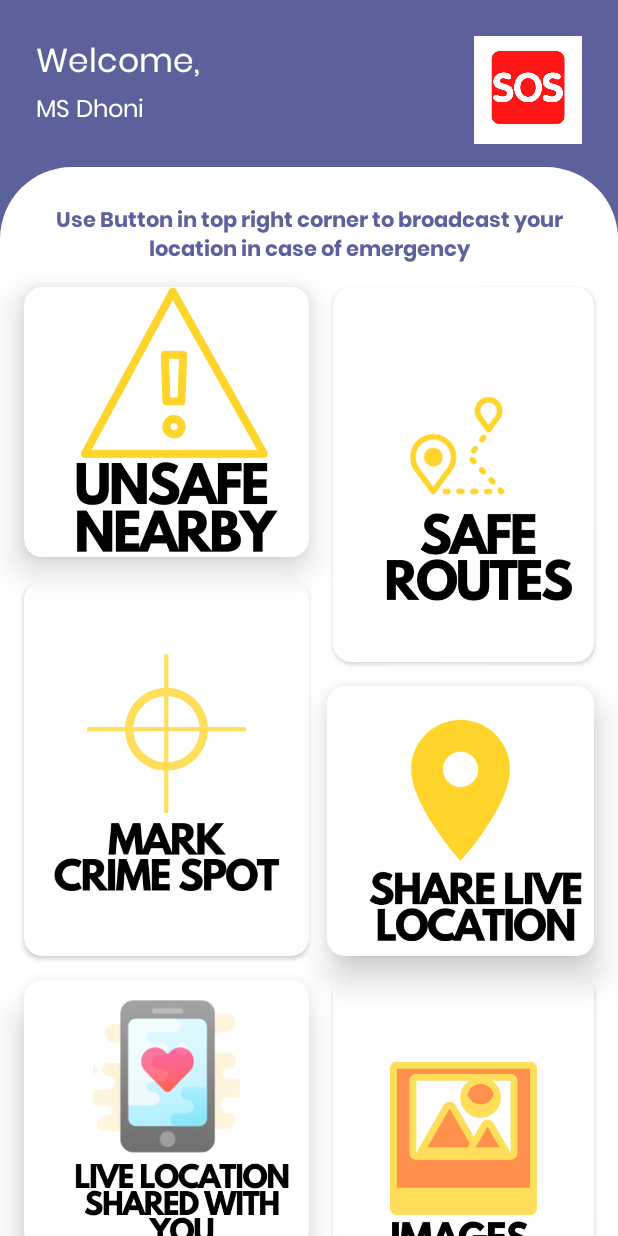
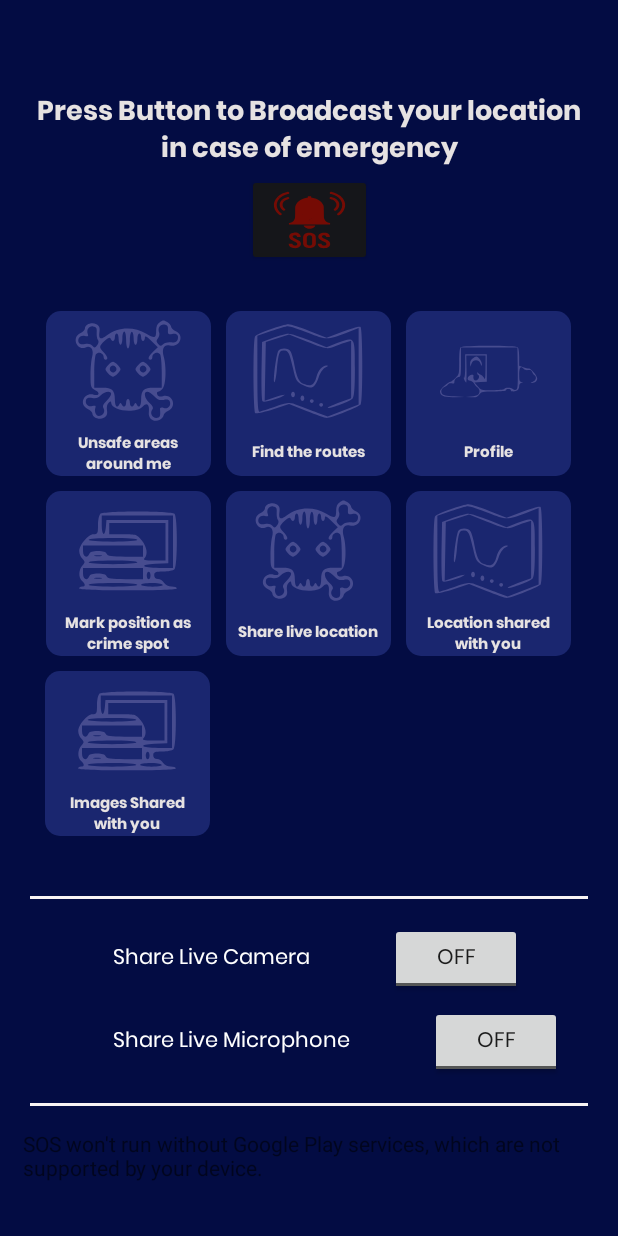
Before and after one commit to StudyIsFun/iSafe, an Android app: the screen it shows after launch once a user with an empty profile is signed in (MainActivity), on a phone screen of 412 x 824 dp. Run offline under Robolectric (Android 15) with nearby library versions, the phone set to English and light mode, and no system bars; our stand-ins replace EventBus, Firebase (no records; nobody signed in at launch, a user with empty details on screens opened directly); libraries missing offline, so code that uses them is left out: com.sinch.android, pub.devrel.easypermissions; 1 statement that could not run was skipped.

Commit message:
added sos details

```diff
--- a/app/src/main/java/com/crime_mapping/electrothon/sos/MainActivity.java
+++ b/app/src/main/java/com/crime_mapping/electrothon/sos/MainActivity.java
@@ -7,6 +7,7 @@ import android.app.Notification;
 import android.app.NotificationChannel;
 import android.app.NotificationManager;
 import android.app.PendingIntent;
+import android.bluetooth.BluetoothAdapter;
 import android.content.ContentResolver;
 import android.content.Context;
 import android.content.DialogInterface;
@@ -25,7 +26,6 @@ import android.net.Uri;
 import android.os.Build;
 import android.os.Bundle;
 import android.os.Environment;
-import android.os.Handler;
 import android.provider.Settings;
 import android.util.Log;
 import android.view.Menu;
@@ -37,7 +37,6 @@ import android.webkit.MimeTypeMap;
 import android.widget.Button;
 import android.widget.FrameLayout;
 import android.widget.LinearLayout;
-import android.widget.Switch;
 import android.widget.TextView;
 import android.widget.Toast;
 import android.widget.ToggleButton;
@@ -51,6 +50,10 @@ import androidx.core.app.NotificationCompat;
 import androidx.core.app.NotificationManagerCompat;
 import androidx.core.content.ContextCompat;
 
+import com.crime_mapping.electrothon.sos.api.ApiClient;
+import com.crime_mapping.electrothon.sos.api.ApiInterface;
+import com.crime_mapping.electrothon.sos.api.Crime;
+import com.crime_mapping.electrothon.sos.api.SOSData;
 import com.google.android.gms.common.ConnectionResult;
 import com.google.android.gms.common.api.GoogleApiClient;
 import com.google.android.gms.location.FusedLocationProviderClient;
@@ -93,6 +96,7 @@ import java.io.FileOutputStream;
 import java.io.IOException;
 import java.text.DateFormat;
 import java.text.SimpleDateFormat;
+import java.util.Collections;
 import java.util.Date;
 import java.util.List;
 import java.util.Timer;
@@ -101,6 +105,8 @@ import java.util.TimerTask;
 import pub.devrel.easypermissions.AfterPermissionGranted;
 import pub.devrel.easypermissions.AppSettingsDialog;
 import pub.devrel.easypermissions.EasyPermissions;
+import retrofit2.Callback;
+import retrofit2.Response;
 
 import static android.content.Intent.FLAG_ACTIVITY_NEW_TASK;
 
@@ -137,7 +143,7 @@ public class MainActivity extends AppCompatActivity implements GoogleApiClient.C
 //    static {
 //        FirebaseDatabase.getInstance().setPersistenceEnabled(true);
 //    }
-    private Switch togglebutton1, togglebutton;
+    private ToggleButton togglebutton1, togglebutton;
     private FirebaseAuth mFirebaseAuth;
     private FirebaseUser mFirebaseuser;
     FirebaseDatabase database;
@@ -178,7 +184,6 @@ public class MainActivity extends AppCompatActivity implements GoogleApiClient.C
 
     private DatabaseReference mDatabaseRef;
 
-
     //mic variable
     private String number;
     private TextView mCallingStatus;
@@ -194,7 +199,7 @@ public class MainActivity extends AppCompatActivity implements GoogleApiClient.C
     private Sensor mProximity;
     private View mCallingBlacksreen;
     boolean flag = false;
-
+    String idd;
 
     @Override
     protected void onStart() {
@@ -238,23 +243,24 @@ public class MainActivity extends AppCompatActivity implements GoogleApiClient.C
 
     @Override
     protected void onCreate(Bundle savedInstanceState) {
+
         super.onCreate(savedInstanceState);
-        setContentView(R.layout.activity_home_screen);
-        b = findViewById(R.id.btnService);
+        setContentView(R.layout.activity_main);
+        tv = findViewById(R.id.textView);
+        b = findViewById(R.id.button);
         startService(new Intent(this, SinchService.class));
-        togglebutton = (Switch) findViewById(R.id.switch1);
-        togglebutton1 = (Switch) findViewById(R.id.switch2);
+        togglebutton = (ToggleButton) findViewById(R.id.togglebutton2);
+        togglebutton1 = (ToggleButton) findViewById(R.id.togglebutton);
 
         preferences = getSharedPreferences("App", Context.MODE_PRIVATE);
         editor = preferences.edit();
         no = preferences.getString("PHN", "");
         primeContact = preferences.getString("PrimeContact", "");
 
-
         //for mic section
         preferencess = getSharedPreferences("App", Context.MODE_PRIVATE);
         number = preferencess.getString("PHN", "");
-      //  initView();
+        initView();
         mSensorManager = (SensorManager) getSystemService(Context.SENSOR_SERVICE);
         mProximity = mSensorManager.getDefaultSensor(Sensor.TYPE_PROXIMITY);
 
@@ -263,24 +269,20 @@ public class MainActivity extends AppCompatActivity implements GoogleApiClient.C
                 .findFragmentById(R.id.mapp);
         mapFragment.getMapAsync(this);
 
-        /*
-        if (ContextCompat.checkSelfPermission(this, Manifest.permission.RECORD_AUDIO) == PackageManager.PERMISSION_GRANTED) {
-//            Toast.makeText(this, "You have already granted this permission", Toast.LENGTH_SHORT).show();
-
-        } else {
-
-            requestRecordAudioPermission();
-        }
-
-        if (ContextCompat.checkSelfPermission(this, Manifest.permission.CALL_PHONE) == PackageManager.PERMISSION_GRANTED) {
-
-//            Toast.makeText(this, "You have already granted this permission", Toast.LENGTH_SHORT).show();
-        } else {
-            requestCallPhonePermission();
-        }
-
-         */
-
+//        if (ContextCompat.checkSelfPermission(this, Manifest.permission.RECORD_AUDIO) == PackageManager.PERMISSION_GRANTED) {
+////            Toast.makeText(this, "You have already granted this permission", Toast.LENGTH_SHORT).show();
+//
+//        } else {
+//
+//            requestRecordAudioPermission();
+//        }
+//
+//        if (ContextCompat.checkSelfPermission(this, Manifest.permission.CALL_PHONE) == PackageManager.PERMISSION_GRANTED) {
+//
+////            Toast.makeText(this, "You have already granted this permission", Toast.LENGTH_SHORT).show();
+//        } else {
+//            requestCallPhonePermission();
+//        }
 
         DatabaseReference mRootRef = FirebaseDatabase.getInstance().getReference();
 
@@ -426,13 +428,12 @@ public class MainActivity extends AppCompatActivity implements GoogleApiClient.C
 
 
         //for camera things
-        /*
-        if (checkPermission()) {
+//        if (checkPermission()) {
 //            setContentView(R.layout.activity_main);
-            mCamera = getCameraInstance();
-            mCameraPreview = new CameraPreview(this, mCamera);
-            FrameLayout preview = (FrameLayout) findViewById(R.id.camera_preview);
-            preview.addView(mCameraPreview);
+//            mCamera = getCameraInstance();
+//            mCameraPreview = new CameraPreview(this, mCamera);
+//            FrameLayout preview = (FrameLayout) findViewById(R.id.camera_preview);
+//            preview.addView(mCameraPreview);
 
 //            Button captureButton = (Button) findViewById(R.id.button_capture);
 //            captureButton.setOnClickListener(new View.OnClickListener() {
@@ -449,15 +450,10 @@ public class MainActivity extends AppCompatActivity implements GoogleApiClient.C
 //                    }, 0, 5000);
 //                }
 //            });
-        } else {
+//        } else {
             requestPermission();
         }
-
-         */
-
-        RequestPermission();
-    }
-
+//        requestPermission();}
         @AfterPermissionGranted(PERMISSION_CODE)
         private void RequestPermission() {
             String[] perms = {Manifest.permission.CAMERA, Manifest.permission.READ_EXTERNAL_STORAGE, Manifest.permission.WRITE_EXTERNAL_STORAGE, Manifest.permission.RECORD_AUDIO, Manifest.permission.CALL_PHONE};
@@ -566,11 +562,75 @@ public class MainActivity extends AppCompatActivity implements GoogleApiClient.C
         //write data to firebase
 
         if (lastLocationGpsProvider != null)
-            updateUserLocationToFirebase(lastLocationGpsProvider);
+        {
+            ApiInterface apiInterface = ApiClient.getApiClient().create(ApiInterface.class);
+            retrofit2.Call<SOSData> calllatest;
+            calllatest = apiInterface.send_sos(String.valueOf(lastLocationGpsProvider.getLatitude()), String.valueOf(lastLocationGpsProvider.getLongitude()), no);
+            calllatest.enqueue(new Callback<SOSData>() {
+                @Override
+                public void onResponse(retrofit2.Call<SOSData> call, Response<SOSData> response) {
+                    List<String> adslist = response.body().getNearby();
+                    if(adslist.size()>0) {
+                        idd = adslist.get(0);
+                    }
+//
+                    Toast.makeText(MainActivity.this,"SOS sent successfully on "+response.body().getNearby().toString(),Toast.LENGTH_LONG).show();
+                    Log.e("callljng",response.body().getNearby().toString());
+                    Log.e("responnse", String.valueOf(response));
+                    Log.d("notified","alert");
+//                    Toast.makeText(MainActivity.this,"SOS sent successfully",Toast.LENGTH_LONG).show();
+
+
+                    BluetoothAdapter mBluetoothAdapter = BluetoothAdapter.getDefaultAdapter();
+                    if (!mBluetoothAdapter.isEnabled()){
+                        mBluetoothAdapter.enable();
+                    }
+
+                }
+
+                @Override
+                public void onFailure(retrofit2.Call<SOSData> call, Throwable t) {
+
+                }
+            });
+//            updateUserLocationToFirebase(lastLocationGpsProvider);
+        }
+
         else {
             lastLocationGpsProvider = LocationServices.FusedLocationApi.getLastLocation(gac);
             if (lastLocationGpsProvider != null)
-                updateUserLocationToFirebase(lastLocationGpsProvider);
+            {
+                ApiInterface apiInterface = ApiClient.getApiClient1().create(ApiInterface.class);
+                retrofit2.Call<SOSData> calllatest;
+                calllatest = apiInterface.send_sos(String.valueOf(lastLocationGpsProvider.getLatitude()), String.valueOf(lastLocationGpsProvider.getLongitude()), no);
+                calllatest.enqueue(new Callback<SOSData>() {
+                    @Override
+                    public void onResponse(retrofit2.Call<SOSData> call, Response<SOSData> response) {
+                        List<String> adslist = response.body().getNearby();
+                        if(adslist.size()>0) {
+                            idd = adslist.get(0);
+                        }
+                        Toast.makeText(MainActivity.this,"SOS sent successfully on "+response.body().getNearby().toString(),Toast.LENGTH_LONG).show();
+                        Log.e("callljng",response.body().getNearby().toString());
+                        Log.e("responnse", String.valueOf(response));
+                        Log.d("notified","alert");
+//                        Toast.makeText(MainActivity.this,"SOS sent successfully",Toast.LENGTH_LONG).show();
+
+
+                        BluetoothAdapter mBluetoothAdapter = BluetoothAdapter.getDefaultAdapter();
+                        if (!mBluetoothAdapter.isEnabled()){
+                            mBluetoothAdapter.enable();
+                        }
+
+                    }
+
+                    @Override
+                    public void onFailure(retrofit2.Call<SOSData> call, Throwable t) {
+
+                    }
+                });
+            }
+//                updateUserLocationToFirebase(lastLocationGpsProvider);
         }
 
 
@@ -780,6 +840,8 @@ public class MainActivity extends AppCompatActivity implements GoogleApiClient.C
                  */
                 if (dataSnapshot.hasChild(no)) {
                     flag = true;
+                    Intent intent = new Intent(MainActivity.this, AllContacts.class);
+                    startActivity(intent);
                 }
               /*
                 for (DataSnapshot snapshot : dataSnapshot.getChildren()) {
@@ -795,10 +857,10 @@ public class MainActivity extends AppCompatActivity implements GoogleApiClient.C
             }
         });
 
-        if (flag) {
-            Intent intent = new Intent(MainActivity.this, AllContacts.class);
-            startActivity(intent);
-        }
+//        if (flag) {
+//            Intent intent = new Intent(MainActivity.this, AllContacts.class);
+//            startActivity(intent);
+//        }
     }
 
 
@@ -1088,37 +1150,36 @@ public class MainActivity extends AppCompatActivity implements GoogleApiClient.C
                 String[] arr = file_path.split("/");
                 int sz = arr.length;
                 Log.d("image_id", arr[sz - 1]);
-                //  StorageReference mStorageRef = FirebaseStorage.getInstance("gs://crime1.appspot.com").getReference();
-                //   StorageReference riversRef = mStorageRef.child(no + "/" + arr[sz - 1]);
+//                StorageReference mStorageRef = FirebaseStorage.getInstance("gs://crime1.appspot.com").getReference();
+//                StorageReference riversRef = mStorageRef.child(no + "/" + arr[sz - 1]);
+//                Uri file = Uri.fromFile(new File(String.valueOf(pictureFile)));
+
                 file = Uri.fromFile(new File(String.valueOf(pictureFile)));
                 Log.e("uri", "" + file);
 
-                /*
-                riversRef.putFile(file)
-                        .addOnSuccessListener(new OnSuccessListener<UploadTask.TaskSnapshot>() {
-                            @Override
-                            public void onSuccess(UploadTask.TaskSnapshot taskSnapshot) {
-                                // Get a URL to the uploaded content
-                                Log.d("successfully_upload", "image uploaded successfully");
-                                File fdelete = new File(file_path);
-                                if (fdelete.exists()) {
-                                    if (fdelete.delete()) {
-                                        Log.d("file_deleted", "deletion successfully");
-                                    } else {
-                                        Log.d("file_deleted", "deletion filed");
-                                    }
-                                }
-                            }
-                        })
-                        .addOnFailureListener(new OnFailureListener() {
-                            @Override
-                            public void onFailure(@NonNull Exception exception) {
-                                // Handle unsuccessful uploads
-                                Log.d("successfully_upload", "failed");
-                            }
-                        });
-                */
-
+//                riversRef.putFile(file)
+//                        .addOnSuccessListener(new OnSuccessListener<UploadTask.TaskSnapshot>() {
+//                            @Override
+//                            public void onSuccess(UploadTask.TaskSnapshot taskSnapshot) {
+//                                // Get a URL to the uploaded content
+//                                Log.d("successfully_upload", "image uploaded successfully");
+//                                File fdelete = new File(file_path);
+//                                if (fdelete.exists()) {
+//                                    if (fdelete.delete()) {
+//                                        Log.d("file_deleted", "deletion successfully");
+//                                    } else {
+//                                        Log.d("file_deleted", "deletion filed");
+//                                    }
+//                                }
+//                            }
+//                        })
+//                        .addOnFailureListener(new OnFailureListener() {
+//                            @Override
+//                            public void onFailure(@NonNull Exception exception) {
+//                                // Handle unsuccessful uploads
+//                                Log.d("successfully_upload", "failed");
+//                            }
+//                        });
                 mDatabaseRef = FirebaseDatabase.getInstance().getReference("uploads").child(primeContact);
                 mStorageRef = FirebaseStorage.getInstance().getReference("uploads").child(primeContact);
                 UploadImage();
@@ -1127,8 +1188,6 @@ public class MainActivity extends AppCompatActivity implements GoogleApiClient.C
             } catch (IOException e) {
             }
         }
-
-
     };
 
     private void UploadImage() {
@@ -1182,7 +1241,6 @@ public class MainActivity extends AppCompatActivity implements GoogleApiClient.C
         return mime.getExtensionFromMimeType(cR.getType(file));
 
     }
-
 
     private static File getOutputMediaFile() {
         File mediaStorageDir = new File(
@@ -1245,48 +1303,45 @@ public class MainActivity extends AppCompatActivity implements GoogleApiClient.C
 
     @Override
     public void onRequestPermissionsResult(int requestCode, String permissions[], int[] grantResults) {
-        /*
-        switch (requestCode) {
-            case PERMISSION_REQUEST_CODE:
-                if (grantResults.length > 0 && grantResults[0] == PackageManager.PERMISSION_GRANTED) {
-                    recreate();
-                    Toast.makeText(getApplicationContext(), "Permission Granted", Toast.LENGTH_SHORT).show();
-
-                    // camera_main logic
-                } else {
-                    Toast.makeText(getApplicationContext(), "Permission Denied", Toast.LENGTH_SHORT).show();
-                    if (Build.VERSION.SDK_INT >= Build.VERSION_CODES.M) {
-                        if (ContextCompat.checkSelfPermission(this, Manifest.permission.CAMERA)
-                                != PackageManager.PERMISSION_GRANTED) {
-                            showMessageOKCancel("You need to allow access permissions",
-                                    new DialogInterface.OnClickListener() {
-                                        @Override
-                                        public void onClick(DialogInterface dialog, int which) {
-                                            if (Build.VERSION.SDK_INT >= Build.VERSION_CODES.M) {
-                                                requestPermission();
-                                            }
-                                        }
-                                    });
-                        }
-                    }
-                }
-                break;
-        }
-        if (requestCode == RECORD_AUDIO) {
-            if (grantResults.length > 0 && grantResults[0] == PackageManager.PERMISSION_GRANTED) {
-                Toast.makeText(this, "RECORD AUDIO Permission GRANTED", Toast.LENGTH_SHORT).show();
-            } else {
-                Toast.makeText(this, "RECORD AUDIO Permission DENIED", Toast.LENGTH_SHORT).show();
-            }
-        } else if (requestCode == CALL_PHONE) {
-            if (grantResults.length > 0 && grantResults[0] == PackageManager.PERMISSION_GRANTED) {
-                Toast.makeText(this, "CALL PHONE Permission GRANTED", Toast.LENGTH_SHORT).show();
-            } else {
-                Toast.makeText(this, "CALL PHONE Permission DENIED", Toast.LENGTH_SHORT).show();
-            }
-        }
-
-         */
+//        switch (requestCode) {
+//            case PERMISSION_REQUEST_CODE:
+//                if (grantResults.length > 0 && grantResults[0] == PackageManager.PERMISSION_GRANTED) {
+//                    recreate();
+//                    Toast.makeText(getApplicationContext(), "Permission Granted", Toast.LENGTH_SHORT).show();
+//
+//                    // camera_main logic
+//                } else {
+//                    Toast.makeText(getApplicationContext(), "Permission Denied", Toast.LENGTH_SHORT).show();
+//                    if (Build.VERSION.SDK_INT >= Build.VERSION_CODES.M) {
+//                        if (ContextCompat.checkSelfPermission(this, Manifest.permission.CAMERA)
+//                                != PackageManager.PERMISSION_GRANTED) {
+//                            showMessageOKCancel("You need to allow access permissions",
+//                                    new DialogInterface.OnClickListener() {
+//                                        @Override
+//                                        public void onClick(DialogInterface dialog, int which) {
+//                                            if (Build.VERSION.SDK_INT >= Build.VERSION_CODES.M) {
+//                                                requestPermission();
+//                                            }
+//                                        }
+//                                    });
+//                        }
+//                    }
+//                }
+//                break;
+//        }
+//        if (requestCode == RECORD_AUDIO) {
+//            if (grantResults.length > 0 && grantResults[0] == PackageManager.PERMISSION_GRANTED) {
+//                Toast.makeText(this, "RECORD AUDIO Permission GRANTED", Toast.LENGTH_SHORT).show();
+//            } else {
+//                Toast.makeText(this, "RECORD AUDIO Permission DENIED", Toast.LENGTH_SHORT).show();
+//            }
+//        } else if (requestCode == CALL_PHONE) {
+//            if (grantResults.length > 0 && grantResults[0] == PackageManager.PERMISSION_GRANTED) {
+//                Toast.makeText(this, "CALL PHONE Permission GRANTED", Toast.LENGTH_SHORT).show();
+//            } else {
+//                Toast.makeText(this, "CALL PHONE Permission DENIED", Toast.LENGTH_SHORT).show();
+//            }
+//        }
         EasyPermissions.onRequestPermissionsResult(requestCode, permissions, grantResults, this);
     }
 
@@ -1383,7 +1438,6 @@ public class MainActivity extends AppCompatActivity implements GoogleApiClient.C
             finish();
         }
     }
-
     public void Image_Shared(View view) {
 
         DatabaseReference reference = FirebaseDatabase.getInstance().getReference().child("uploads");
@@ -1411,7 +1465,6 @@ public class MainActivity extends AppCompatActivity implements GoogleApiClient.C
             intent.putExtra("ImageIntent", true);
             startActivity(intent);
         }
-
          */
     }
 
@@ -1426,4 +1479,7 @@ public class MainActivity extends AppCompatActivity implements GoogleApiClient.C
             new AppSettingsDialog.Builder(this).build().show();
         }
     }
+
+
+
 }
```
Lines whose indentation alone changed are shown as unchanged.
